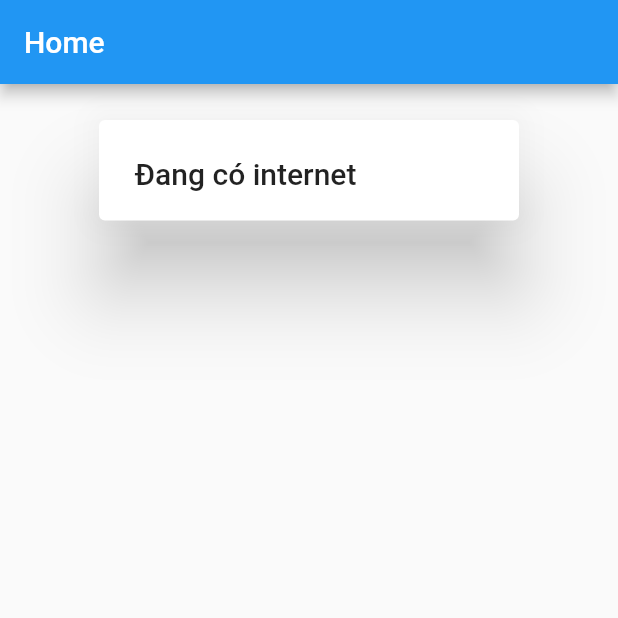
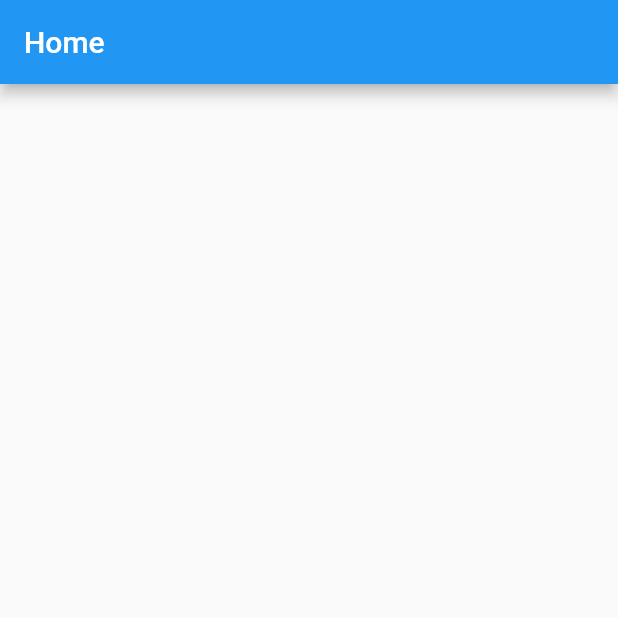
Before and after one commit to anthule123/bloc_app, a Flutter app: the screen it shows after launch, on a phone screen of 412 x 824 dp, the top half of it. Run offline on Flutter 3.47's test engine with Material 2 defaults, Android fonts, the phone set to English and light mode, and no system bars; our stand-ins replace bloc, connectivity_plus, equatable, flutter_bloc; statements that could not run were skipped.

Commit message:
Update home_screen.dart

```diff
--- a/lib/presentation/screens/home_screen.dart
+++ b/lib/presentation/screens/home_screen.dart
@@ -49,40 +49,3 @@ class InternetCheck extends StatelessWidget {
     );
   }
 }
-
-class NoInternet extends StatelessWidget {
-  const NoInternet({
-    Key? key,
-  }) : super(key: key);
-
-  @override
-  Widget build(BuildContext context) {
-    return AlertDialog(
-      title: Text('Đang không có Internet'),
-      content: Center(
-          child: Text('Bạn phải có kết nối Internet thì mới chạy được app')),
-    );
-  }
-}
-
-class HavingInternet extends StatelessWidget {
-  const HavingInternet({
-    Key? key,
-  }) : super(key: key);
-
-  @override
-  Widget build(BuildContext context) {
-    return AlertDialog(title: Text('Đang có internet'));
-  }
-}
-
-class LoadingInternet extends StatelessWidget {
-  const LoadingInternet({
-    Key? key,
-  }) : super(key: key);
-
-  @override
-  Widget build(BuildContext context) {
-    return Text('Đang load internet');
-  }
-}
```
